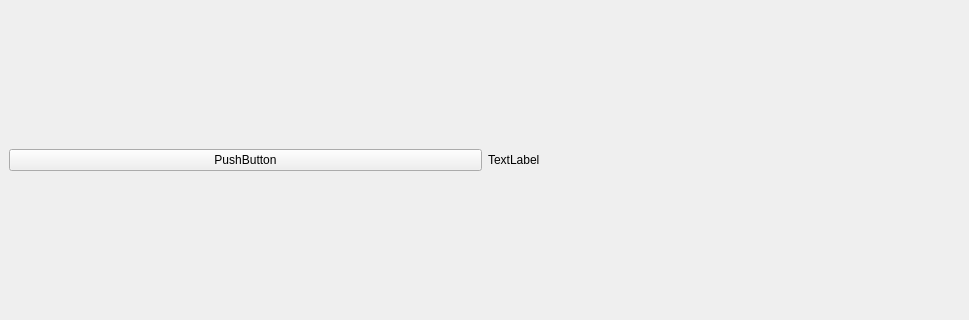
Before: the Qt Designer form Delta0/mainwindow.ui in Fil-Vibrant/Calcul-Viscosite, drawn with Qt 5; both pictures show x 0 to 969 and y 92 to 412 of the 969 by 505 pixel window.
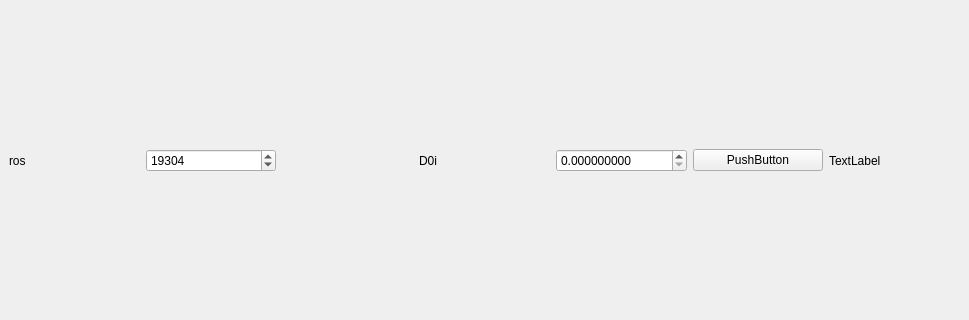
After: the same form once the commit is applied.

Diff of the .ui file:
```diff
--- a/Delta0/mainwindow.ui
+++ b/Delta0/mainwindow.ui
@@ -15,21 +15,47 @@
   </property>
   <widget class="QWidget" name="centralwidget">
    <layout class="QGridLayout" name="gridLayout">
-    <item row="0" column="0">
-     <widget class="QPushButton" name="pushButton">
-      <property name="text">
-       <string>PushButton</string>
+    <item row="1" column="2">
+     <widget class="QDoubleSpinBox" name="ros">
+      <property name="decimals">
+       <number>0</number>
+      </property>
+      <property name="maximum">
+       <double>100000000.000000000000000</double>
+      </property>
+      <property name="value">
+       <double>19304.000000000000000</double>
       </property>
      </widget>
     </item>
-    <item row="0" column="1">
+    <item row="1" column="7">
      <widget class="QLabel" name="label">
       <property name="text">
        <string>TextLabel</string>
       </property>
      </widget>
     </item>
-    <item row="1" column="0" colspan="2">
+    <item row="1" column="6">
+     <widget class="QPushButton" name="pushButton">
+      <property name="text">
+       <string>PushButton</string>
+      </property>
+     </widget>
+    </item>
+    <item row="1" column="5">
+     <widget class="QDoubleSpinBox" name="d0i">
+      <property name="decimals">
+       <number>9</number>
+      </property>
+      <property name="maximum">
+       <double>100000000.000000000000000</double>
+      </property>
+      <property name="value">
+       <double>0.000000000000000</double>
+      </property>
+     </widget>
+    </item>
+    <item row="4" column="1" colspan="7">
      <layout class="QGridLayout" name="gridLayout_2">
       <item row="1" column="0">
        <layout class="QGridLayout" name="yGraphLayout"/>
@@ -39,6 +65,20 @@
       </item>
      </layout>
     </item>
+    <item row="1" column="1">
+     <widget class="QLabel" name="label_2">
+      <property name="text">
+       <string>ros</string>
+      </property>
+     </widget>
+    </item>
+    <item row="1" column="4">
+     <widget class="QLabel" name="label_3">
+      <property name="text">
+       <string>D0i</string>
+      </property>
+     </widget>
+    </item>
    </layout>
   </widget>
  </widget>
```
